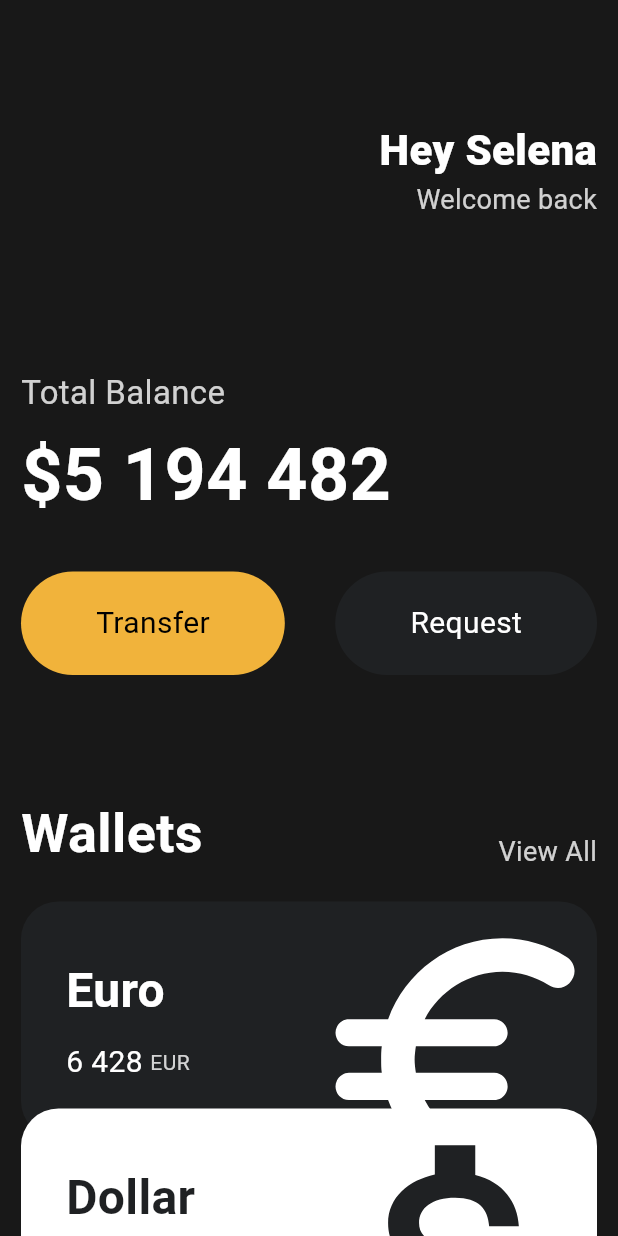
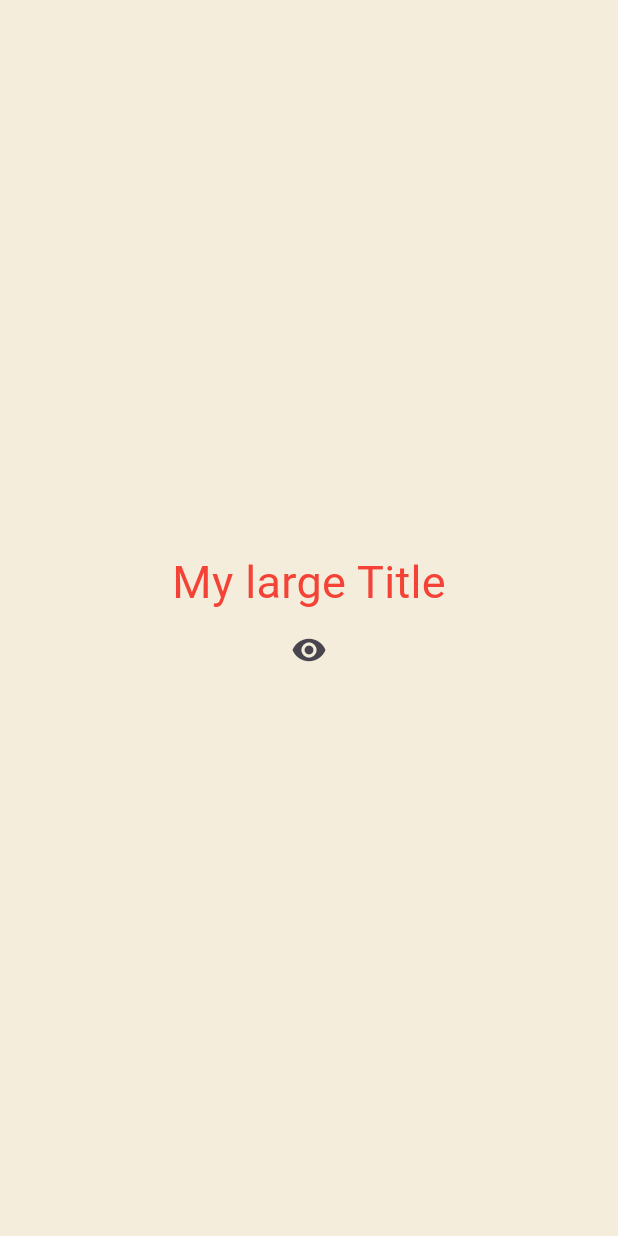
Before and after one commit to Eunhui/nomadcoders_flutter_webtoon, a Flutter app: the screen it shows after launch, on a phone screen of 412 x 824 dp. Run offline on Flutter 3.47's test engine with Material 3 defaults, Android fonts, the phone set to English and light mode, and no system bars.

Commit message:
Update main.dart

```diff
--- a/lib/main.dart
+++ b/lib/main.dart
@@ -6,149 +6,88 @@ void main() {
   runApp(const App());
 }
 
-class App extends StatelessWidget {
+class App extends StatefulWidget {
   const App({super.key});
+
+  @override
+  State<App> createState() => _AppState();
+}
+
+class _AppState extends State<App> {
+  List<int> numbers = [];
+  int counter = 0;
+  bool showtitle = true;
+
+  void onClicked() {
+    setState(() {
+      numbers.add(numbers.length);
+    });
+  }
+
+  void toggleTitle() {
+    setState(() {
+      showtitle = !showtitle;
+    });
+  }
 
   @override
   Widget build(BuildContext context) {
     // TODO: implement build
     return MaterialApp(
+      theme: ThemeData(
+          textTheme: const TextTheme(
+        titleLarge: TextStyle(color: Colors.red),
+      )),
       home: Scaffold(
-        backgroundColor: const Color(0xFF181818),
-        body: SingleChildScrollView(
-          child: Padding(
-            padding: const EdgeInsets.symmetric(
-              horizontal: 14,
-            ),
-            child: Column(
-              crossAxisAlignment: CrossAxisAlignment.start,
-              children: [
-                const SizedBox(
-                  height: 80,
-                ),
-                Row(
-                  mainAxisAlignment: MainAxisAlignment.end,
-                  children: [
-                    Column(
-                      crossAxisAlignment: CrossAxisAlignment.end,
-                      children: [
-                        const Text(
-                          'Hey Selena',
-                          style: TextStyle(
-                            color: Colors.white,
-                            fontSize: 28,
-                            fontWeight: FontWeight.w800,
-                          ),
-                        ),
-                        Text(
-                          'Welcome back',
-                          style: TextStyle(
-                            color: Colors.white.withOpacity(0.8),
-                            fontSize: 18,
-                          ),
-                        ),
-                      ],
-                    )
-                  ],
-                ),
-                const SizedBox(
-                  height: 100,
-                ),
-                Text(
-                  'Total Balance',
-                  style: TextStyle(
-                    color: Colors.white.withOpacity(0.8),
-                    fontSize: 22,
-                  ),
-                ),
-                const SizedBox(
-                  height: 5,
-                ),
-                const Text(
-                  '\$5 194 482',
-                  style: TextStyle(
-                    color: Colors.white,
-                    fontSize: 48,
-                    fontWeight: FontWeight.w600,
-                  ),
-                ),
-                const SizedBox(
-                  height: 30,
-                ),
-                const Row(
-                  mainAxisAlignment: MainAxisAlignment.spaceBetween,
-                  children: [
-                    Button(
-                      text: 'Transfer',
-                      bgColor: Color(0xFFf1B33b),
-                      textColor: Colors.black,
-                    ),
-                    Button(
-                      text: 'Request',
-                      bgColor: Color(0xFF1F2123),
-                      textColor: Colors.white,
-                    ),
-                  ],
-                ),
-                const SizedBox(
-                  height: 80,
-                ),
-                Row(
-                  mainAxisAlignment: MainAxisAlignment.spaceBetween,
-                  crossAxisAlignment: CrossAxisAlignment.end,
-                  children: [
-                    const Text(
-                      'Wallets',
-                      style: TextStyle(
-                        color: Colors.white,
-                        fontSize: 36,
-                        fontWeight: FontWeight.w600,
-                      ),
-                    ),
-                    Text(
-                      'View All',
-                      style: TextStyle(
-                        color: Colors.white.withOpacity(0.8),
-                        fontSize: 18,
-                      ),
-                    ),
-                  ],
-                ),
-                const SizedBox(
-                  height: 20,
-                ),
-                const CurrencyCard(
-                  name: 'Euro',
-                  code: 'EUR',
-                  amount: '6 428',
-                  icon: Icons.euro_rounded,
-                  isInverted: false,
-                ),
-                Transform.translate(
-                  offset: const Offset(0, -20),
-                  child: const CurrencyCard(
-                    name: 'Dollar',
-                    code: 'USD',
-                    amount: '55 632',
-                    icon: Icons.attach_money,
-                    isInverted: true,
-                  ),
-                ),
-                Transform.translate(
-                  offset: const Offset(0, -40),
-                  child: const CurrencyCard(
-                    name: 'Bitcoin',
-                    code: 'BTC',
-                    amount: '6 428',
-                    icon: Icons.currency_bitcoin,
-                    isInverted: false,
-                  ),
-                ),
-              ],
-            ),
+        backgroundColor: const Color(0xFFF4EDDB),
+        body: Center(
+          child: Column(
+            mainAxisAlignment: MainAxisAlignment.center,
+            children: [
+              showtitle ? const MyLargeTitle() : const Text('Nothing to see'),
+              IconButton(
+                onPressed: toggleTitle,
+                icon: const Icon(Icons.remove_red_eye),
+              )
+            ],
           ),
         ),
       ),
     );
   }
 }
+
+class MyLargeTitle extends StatefulWidget {
+  const MyLargeTitle({
+    super.key,
+  });
+
+  @override
+  State<MyLargeTitle> createState() => _MyLargeTitleState();
+}
+
+class _MyLargeTitleState extends State<MyLargeTitle> {
+  @override
+  void initState() {
+    // TODO: implement initState
+    super.initState();
+    print('init status');
+  }
+
+  @override
+  void dispose() {
+    // TODO: implement dispose
+    super.dispose();
+    print('dispose');
+  }
+
+  @override
+  Widget build(BuildContext context) {
+    print('build');
+    return Text(
+      'My large Title',
+      style: TextStyle(
+          fontSize: 30, color: Theme.of(context).textTheme.titleLarge!.color),
+    );
+  }
+}
```
